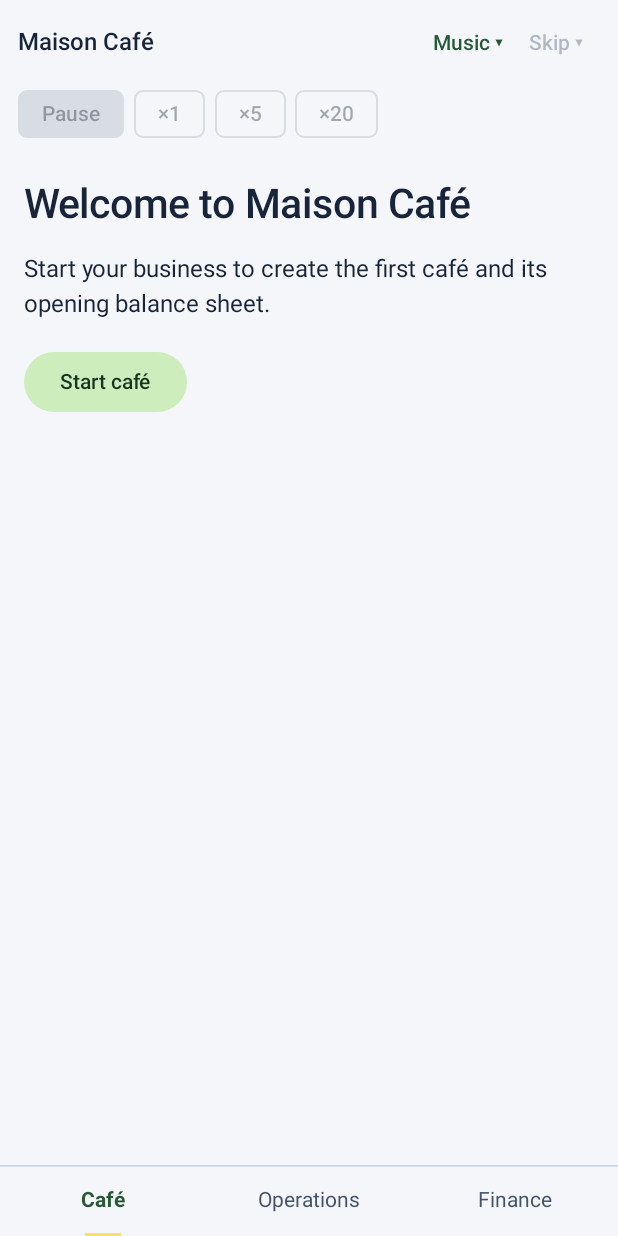
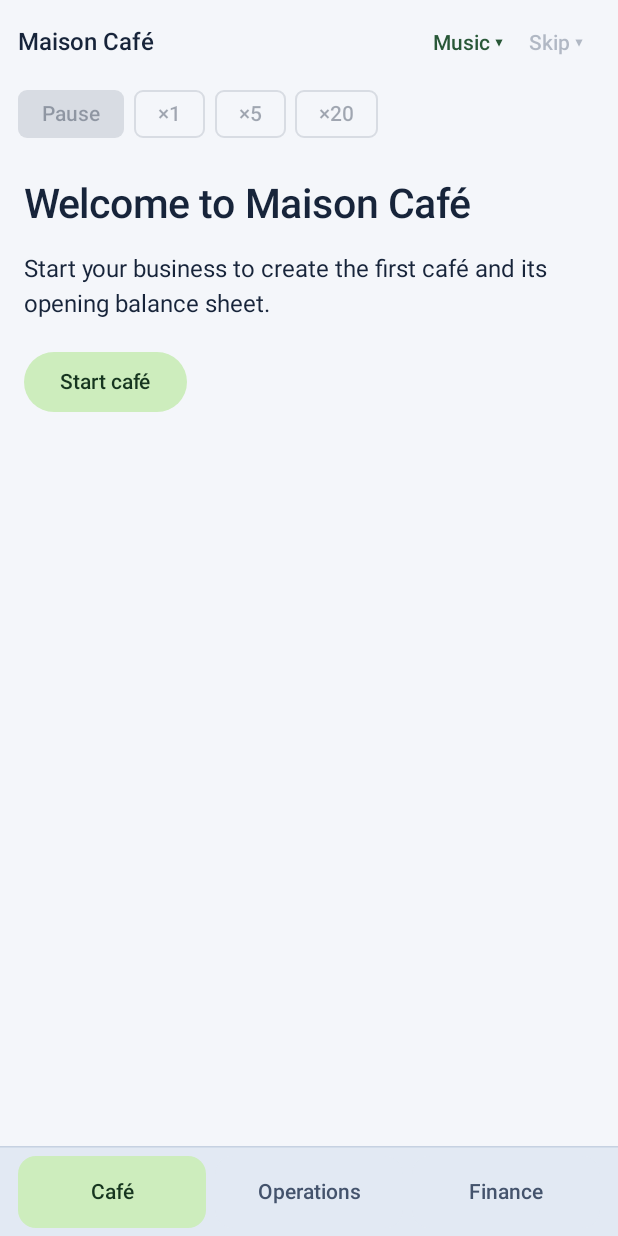
Before and after one commit to volovikigor/runthebusiness, an Android app built with Jetpack Compose: the screen it shows after launch (MainActivity), on a phone screen of 412 x 824 dp. Run offline under Robolectric (Android 15) with nearby library versions, the phone set to English and light mode, and no system bars; our stand-ins replace Room's generated code.

Commit message:
Give the café bottom navigation more definition

```diff
--- a/app/src/main/java/com/example/runthebusiness/ui/components/CafeLedger.kt
+++ b/app/src/main/java/com/example/runthebusiness/ui/components/CafeLedger.kt
@@ -20,6 +20,7 @@ import androidx.compose.runtime.LaunchedEffect
 import androidx.compose.runtime.remember
 import androidx.compose.ui.Alignment
 import androidx.compose.ui.Modifier
+import androidx.compose.ui.draw.clip
 import androidx.compose.ui.semantics.Role
 import androidx.compose.ui.text.font.FontWeight
 import androidx.compose.ui.unit.dp
@@ -74,11 +75,28 @@ fun CafeLedgerOptions(sections: List<String>, selected: String, onSelect: (Strin
 
 @Composable
 fun CafeBottomNavigation(selected: Int, onSelect: (Int) -> Unit) {
-    Column(Modifier.background(MaterialTheme.colorScheme.surface).navigationBarsPadding()) {
-        HorizontalDivider(color = MaterialTheme.colorScheme.outlineVariant)
-        Row(Modifier.fillMaxWidth().selectableGroup()) {
+    val colors = MaterialTheme.colorScheme
+    val tabShape = RoundedCornerShape(12.dp)
+    Column(Modifier.background(colors.surfaceContainer).navigationBarsPadding()) {
+        HorizontalDivider(color = colors.outlineVariant)
+        Row(
+            Modifier.fillMaxWidth().selectableGroup().padding(horizontal = 12.dp, vertical = 5.dp),
+            horizontalArrangement = Arrangement.spacedBy(6.dp)
+        ) {
             listOf("Café", "Operations", "Finance").forEachIndexed { index, label ->
-                CafeTab(label, index == selected, { onSelect(index) }, Modifier.weight(1f))
+                val active = index == selected
+                Box(
+                    Modifier.weight(1f).heightIn(min = 48.dp).clip(tabShape)
+                        .background(if (active) colors.primaryContainer else colors.surfaceContainer)
+                        .selectable(selected = active, role = Role.Tab, onClick = { onSelect(index) })
+                        .padding(horizontal = 4.dp, vertical = 8.dp),
+                    contentAlignment = Alignment.Center
+                ) {
+                    Text(label, style = MaterialTheme.typography.labelLarge,
+                        fontWeight = if (active) FontWeight.SemiBold else FontWeight.Medium,
+                        color = if (active) colors.onPrimaryContainer else colors.onSurfaceVariant,
+                        maxLines = 1)
+                }
             }
         }
     }
```
